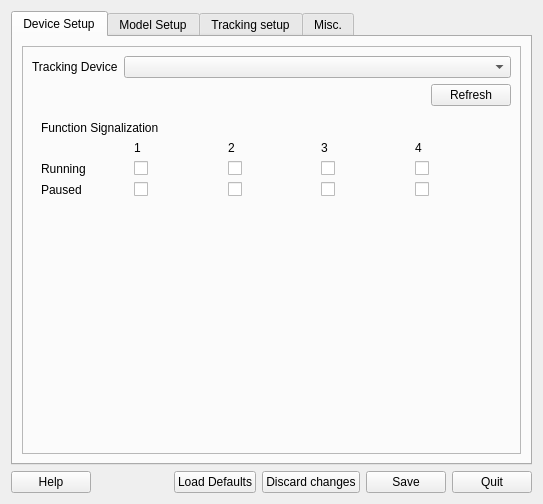
Above: src/qt_gui/ltr.ui from mavak/linux-track before the change. Below: the same form after it.
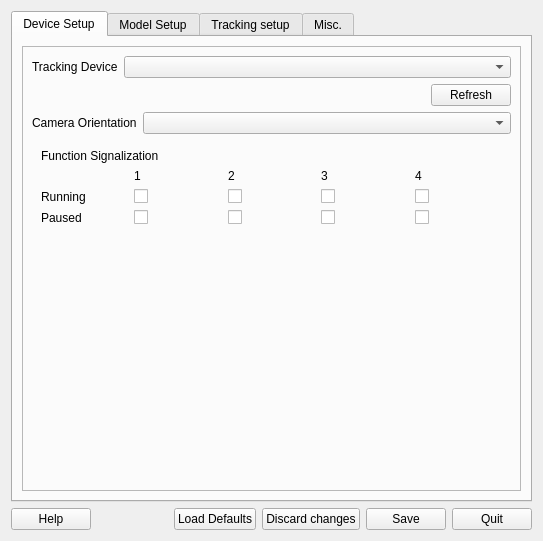
That is the form after the change. Icons and pictures are not drawn.

Commit message: Added preference allowing to rotate camera (in 90 degrees increments)   and even use it for tracking from behind.

```diff
--- a/src/qt_gui/ltr.ui
+++ b/src/qt_gui/ltr.ui
@@ -7,7 +7,7 @@
     <x>0</x>
     <y>0</y>
     <width>543</width>
-    <height>504</height>
+    <height>541</height>
    </rect>
   </property>
   <property name="sizePolicy">
@@ -99,6 +99,26 @@
               </item>
              </layout>
             </item>
+            <item>
+             <layout class="QHBoxLayout" name="horizontalLayout_25">
+              <item>
+               <widget class="QLabel" name="label">
+                <property name="sizePolicy">
+                 <sizepolicy hsizetype="Maximum" vsizetype="Preferred">
+                  <horstretch>0</horstretch>
+                  <verstretch>0</verstretch>
+                 </sizepolicy>
+                </property>
+                <property name="text">
+                 <string>Camera Orientation</string>
+                </property>
+               </widget>
+              </item>
+              <item>
+               <widget class="QComboBox" name="CameraOrientation"/>
+              </item>
+             </layout>
+            </item>
             <item>
              <widget class="QStackedWidget" name="DeviceSetupStack">
               <property name="currentIndex">
```
The commit also changes 5 other files.
